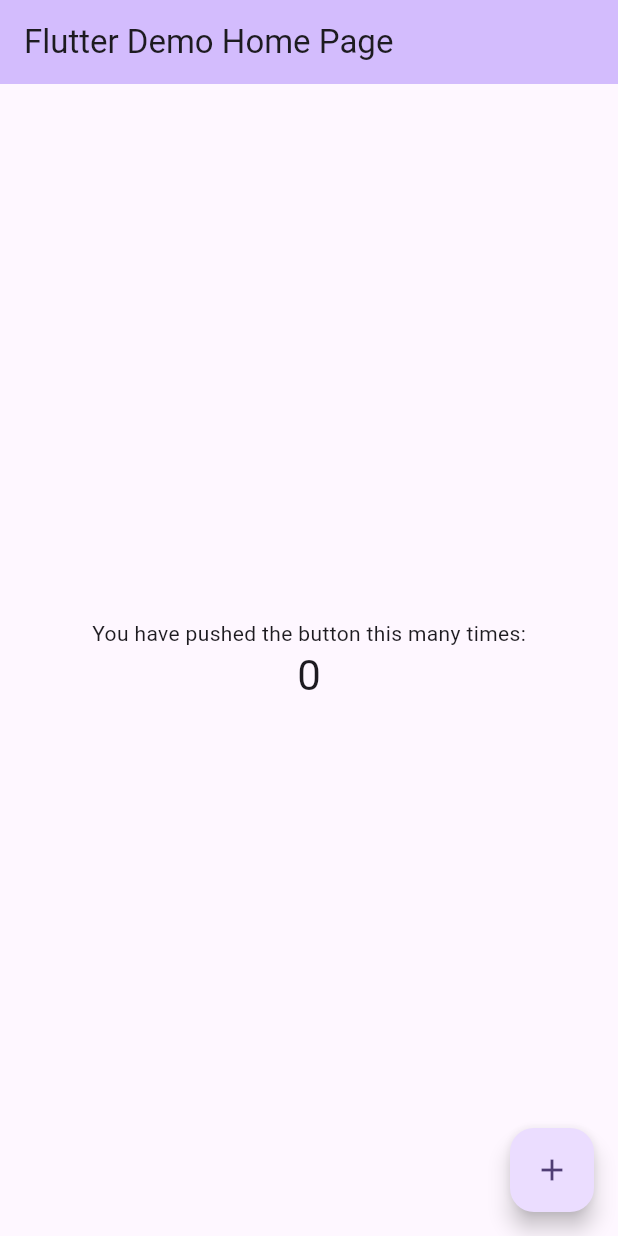
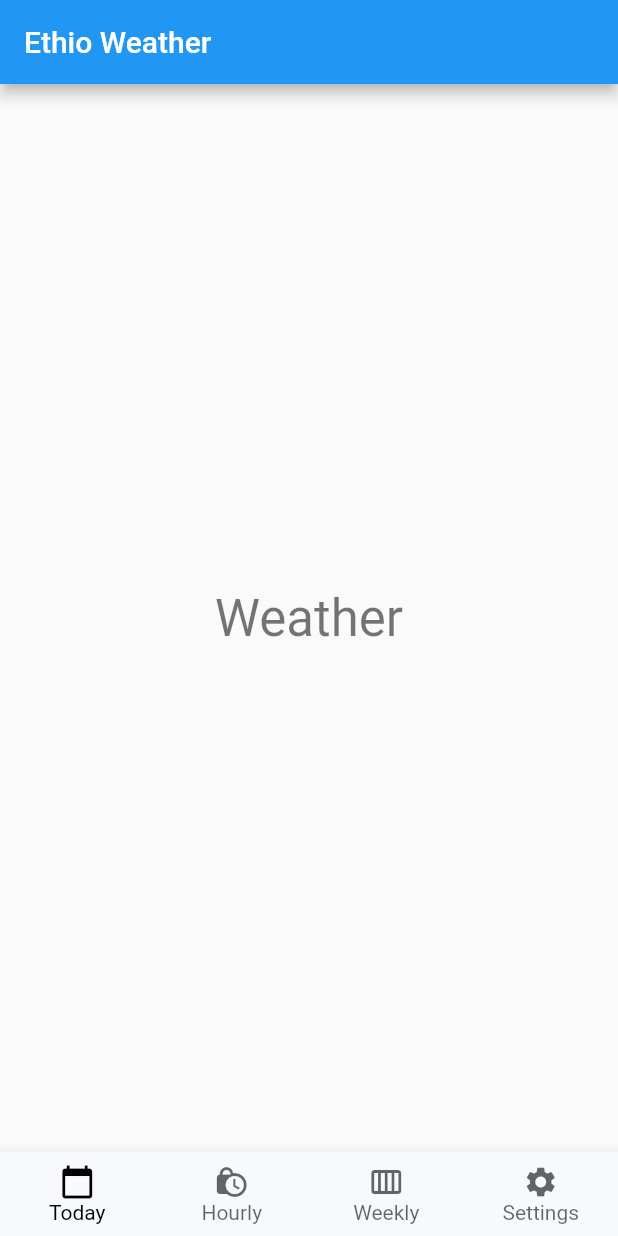
Before and after one commit to gamalahmed3265/Ethio-Weather, a Flutter app: the screen it shows after launch, on a phone screen of 412 x 824 dp. Run offline on Flutter 3.47's test engine with Material 2 defaults, Android fonts, the phone set to English and light mode, and no system bars.

Commit message:
add Home Page & Navigation

```diff
--- /dev/null
+++ b/lib/app/app.dart
@@ -0,0 +1,18 @@
+import 'package:flutter/material.dart';
+
+import '../presentions/home_page.dart';
+
+class EthioWeatherApp extends StatelessWidget {
+  const EthioWeatherApp({Key? key}) : super(key: key);
+
+  @override
+  Widget build(BuildContext context) {
+    return MaterialApp(
+      title: "Ethio Weather App",
+      theme: ThemeData(
+        primarySwatch: Colors.blue,
+      ),
+      home: const HomePage(title: 'Ethio Weather'),
+    );
+  }
+}
--- a/lib/main.dart
+++ b/lib/main.dart
@@ -1,125 +1,7 @@
 import 'package:flutter/material.dart';
 
+import 'app/app.dart';
+
 void main() {
-  runApp(const MyApp());
+  runApp(const EthioWeatherApp());
 }
-
-class MyApp extends StatelessWidget {
-  const MyApp({super.key});
-
-  // This widget is the root of your application.
-  @override
-  Widget build(BuildContext context) {
-    return MaterialApp(
-      title: 'Flutter Demo',
-      theme: ThemeData(
-        // This is the theme of your application.
-        //
-        // TRY THIS: Try running your application with "flutter run". You'll see
-        // the application has a blue toolbar. Then, without quitting the app,
-        // try changing the seedColor in the colorScheme below to Colors.green
-        // and then invoke "hot reload" (save your changes or press the "hot
-        // reload" button in a Flutter-supported IDE, or press "r" if you used
-        // the command line to start the app).
-        //
-        // Notice that the counter didn't reset back to zero; the application
-        // state is not lost during the reload. To reset the state, use hot
-        // restart instead.
-        //
-        // This works for code too, not just values: Most code changes can be
-        // tested with just a hot reload.
-        colorScheme: ColorScheme.fromSeed(seedColor: Colors.deepPurple),
-        useMaterial3: true,
-      ),
-      home: const MyHomePage(title: 'Flutter Demo Home Page'),
-    );
-  }
-}
-
-class MyHomePage extends StatefulWidget {
-  const MyHomePage({super.key, required this.title});
-
-  // This widget is the home page of your application. It is stateful, meaning
-  // that it has a State object (defined below) that contains fields that affect
-  // how it looks.
-
-  // This class is the configuration for the state. It holds the values (in this
-  // case the title) provided by the parent (in this case the App widget) and
-  // used by the build method of the State. Fields in a Widget subclass are
-  // always marked "final".
-
-  final String title;
-
-  @override
-  State<MyHomePage> createState() => _MyHomePageState();
-}
-
-class _MyHomePageState extends State<MyHomePage> {
-  int _counter = 0;
-
-  void _incrementCounter() {
-    setState(() {
-      // This call to setState tells the Flutter framework that something has
-      // changed in this State, which causes it to rerun the build method below
-      // so that the display can reflect the updated values. If we changed
-      // _counter without calling setState(), then the build method would not be
-      // called again, and so nothing would appear to happen.
-      _counter++;
-    });
-  }
-
-  @override
-  Widget build(BuildContext context) {
-    // This method is rerun every time setState is called, for instance as done
-    // by the _incrementCounter method above.
-    //
-    // The Flutter framework has been optimized to make rerunning build methods
-    // fast, so that you can just rebuild anything that needs updating rather
-    // than having to individually change instances of widgets.
-    return Scaffold(
-      appBar: AppBar(
-        // TRY THIS: Try changing the color here to a specific color (to
-        // Colors.amber, perhaps?) and trigger a hot reload to see the AppBar
-        // change color while the other colors stay the same.
-        backgroundColor: Theme.of(context).colorScheme.inversePrimary,
-        // Here we take the value from the MyHomePage object that was created by
-        // the App.build method, and use it to set our appbar title.
-        title: Text(widget.title),
-      ),
-      body: Center(
-        // Center is a layout widget. It takes a single child and positions it
-        // in the middle of the parent.
-        child: Column(
-          // Column is also a layout widget. It takes a list of children and
-          // arranges them vertically. By default, it sizes itself to fit its
-          // children horizontally, and tries to be as tall as its parent.
-          //
-          // Column has various properties to control how it sizes itself and
-          // how it positions its children. Here we use mainAxisAlignment to
-          // center the children vertically; the main axis here is the vertical
-          // axis because Columns are vertical (the cross axis would be
-          // horizontal).
-          //
-          // TRY THIS: Invoke "debug painting" (choose the "Toggle Debug Paint"
-          // action in the IDE, or press "p" in the console), to see the
-          // wireframe for each widget.
-          mainAxisAlignment: MainAxisAlignment.center,
-          children: <Widget>[
-            const Text(
-              'You have pushed the button this many times:',
-            ),
-            Text(
-              '$_counter',
-              style: Theme.of(context).textTheme.headlineMedium,
-            ),
-          ],
-        ),
-      ),
-      floatingActionButton: FloatingActionButton(
-        onPressed: _incrementCounter,
-        tooltip: 'Increment',
-        child: const Icon(Icons.add),
-      ), // This trailing comma makes auto-formatting nicer for build methods.
-    );
-  }
-}
--- /dev/null
+++ b/lib/presentions/home_page.dart
@@ -0,0 +1,56 @@
+import 'package:ethio_weather/presentions/styles/colors.dart';
+import 'package:flutter/material.dart';
+
+class HomePage extends StatefulWidget {
+  final String title;
+
+  const HomePage({Key? key, required this.title}) : super(key: key);
+
+  @override
+  State<HomePage> createState() => _HomePageState();
+}
+
+class _HomePageState extends State<HomePage> {
+  @override
+  Widget build(BuildContext context) {
+    return Scaffold(
+      appBar: AppBar(
+        title: Text(widget.title),
+      ),
+      body: Center(
+        child: Column(
+          mainAxisAlignment: MainAxisAlignment.center,
+          children: <Widget>[
+            Text(
+              'Weather',
+              style: Theme.of(context).textTheme.headlineMedium,
+            ),
+          ],
+        ),
+      ),
+      bottomNavigationBar: BottomNavigationBar(
+        type: BottomNavigationBarType.fixed,
+        backgroundColor: lBackgroundColor,
+        selectedItemColor: lPrimaryTextColor,
+        unselectedItemColor: lPrimaryTextColor.withOpacity(.60),
+        selectedFontSize: 14,
+        unselectedFontSize: 14,
+        onTap: (value) {
+          // Respond to item press.
+        },
+        items: const <BottomNavigationBarItem>[
+          BottomNavigationBarItem(
+            icon: Icon(Icons.calendar_today),
+            label: "Today",
+          ),
+          BottomNavigationBarItem(
+              icon: Icon(Icons.lock_clock), label: "Hourly"),
+          BottomNavigationBarItem(
+              icon: Icon(Icons.calendar_view_week), label: "Weekly"),
+          BottomNavigationBarItem(
+              icon: Icon(Icons.settings), label: "Settings"),
+        ],
+      ), // This trailing comma makes auto-formatting nicer for build methods.
+    );
+  }
+}
--- /dev/null
+++ b/lib/presentions/styles/colors.dart
@@ -0,0 +1,13 @@
+import 'package:flutter/material.dart';
+
+const Color lPrimaryColor = Color(0xffffffff);
+const Color lPrimaryLightColor = Color(0xffffffff);
+const Color lPrimaryDarkColor = Color(0xffcccccc);
+const Color lPrimaryTextColor = Color(0xff000000);
+const Color lBackgroundColor = Color(0xffF7F9FC);
+
+const Color dSecondaryColor = Color(0xff202020);
+const Color dSecondaryLightColor = Color(0xff474747);
+const Color dSecondaryDarkColor = Color(0xff000000);
+const Color dSecondaryTextColor = Color(0xffffffff);
+const Color dBackgroundColor = Color(0xff202020);
```
Also changed, not shown: 1 other file.
